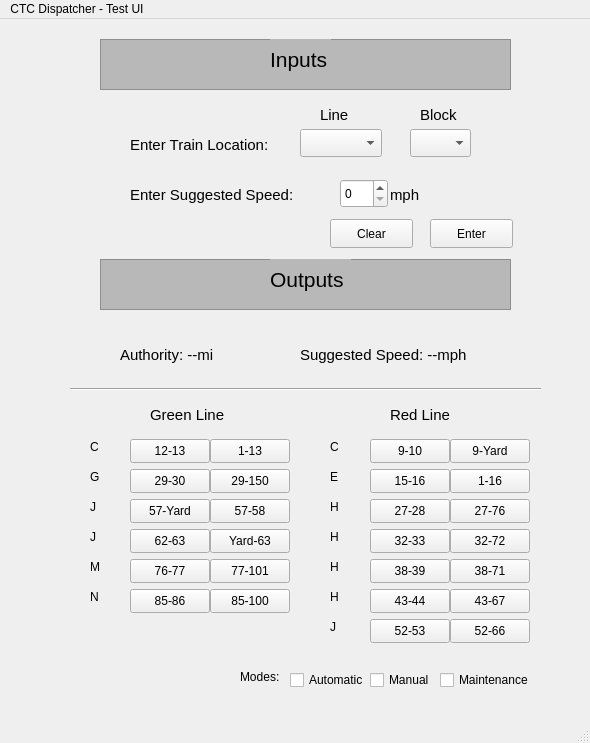
This is CTC_Office/CTC_test.ui in headhunter22/ECE1140-Train-Simulator as Qt 5 draws it before an edit. The edited form follows.
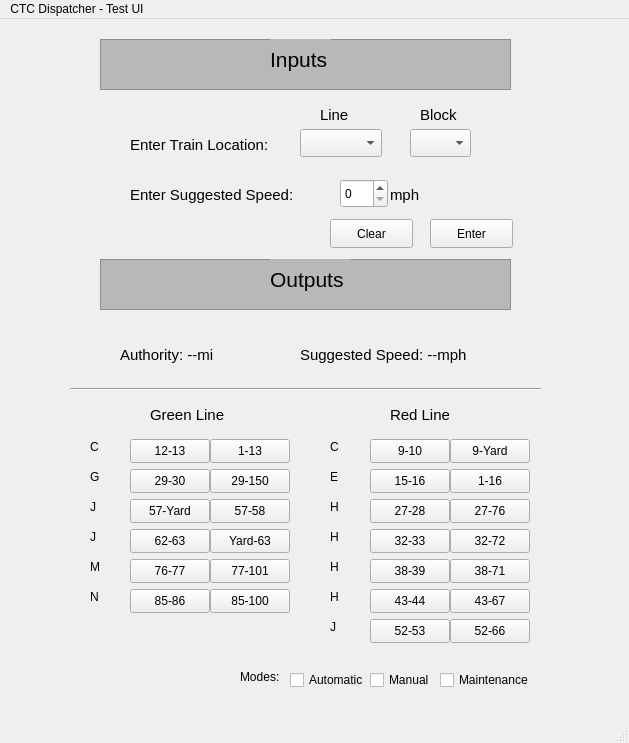
This is the edited form.

Commit message: ctc test inputs functional

```diff
--- a/CTC_Office/CTC_test.ui
+++ b/CTC_Office/CTC_test.ui
@@ -6,7 +6,7 @@
    <rect>
     <x>0</x>
     <y>0</y>
-    <width>590</width>
+    <width>629</width>
     <height>743</height>
    </rect>
   </property>
@@ -900,8 +900,8 @@
     <rect>
      <x>0</x>
      <y>0</y>
-     <width>590</width>
-     <height>21</height>
+     <width>629</width>
+     <height>25</height>
     </rect>
    </property>
    <widget class="QMenu" name="menuCTC_Dispatcher_Test_UI">
```
The commit also changes 10 other files.
